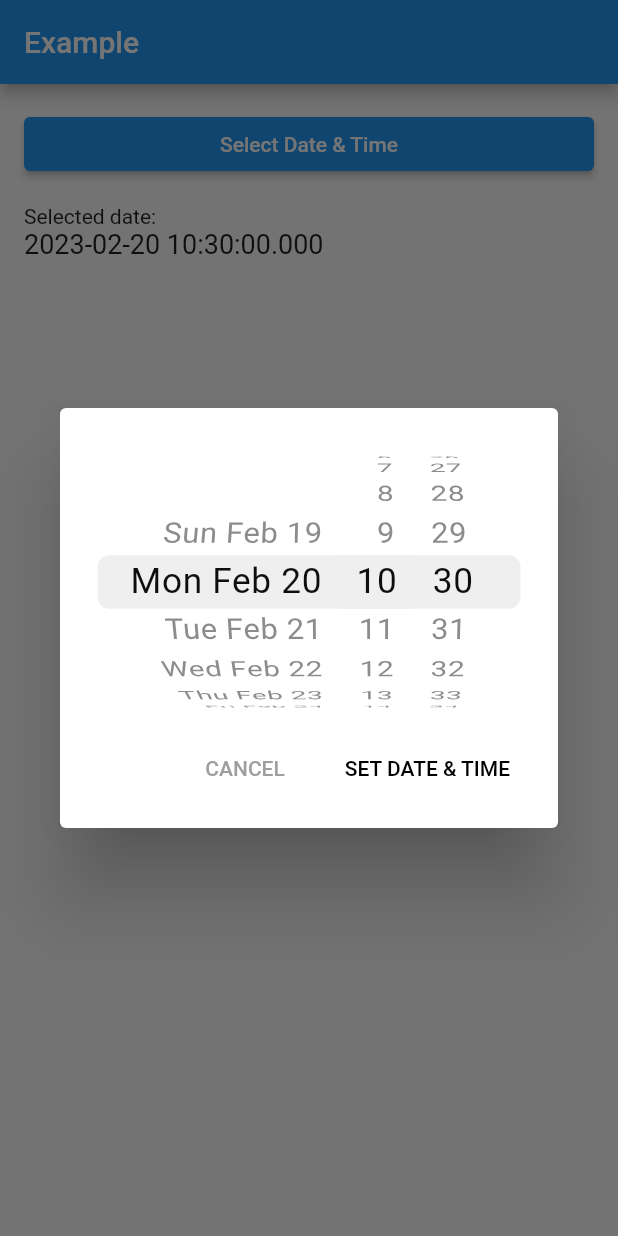
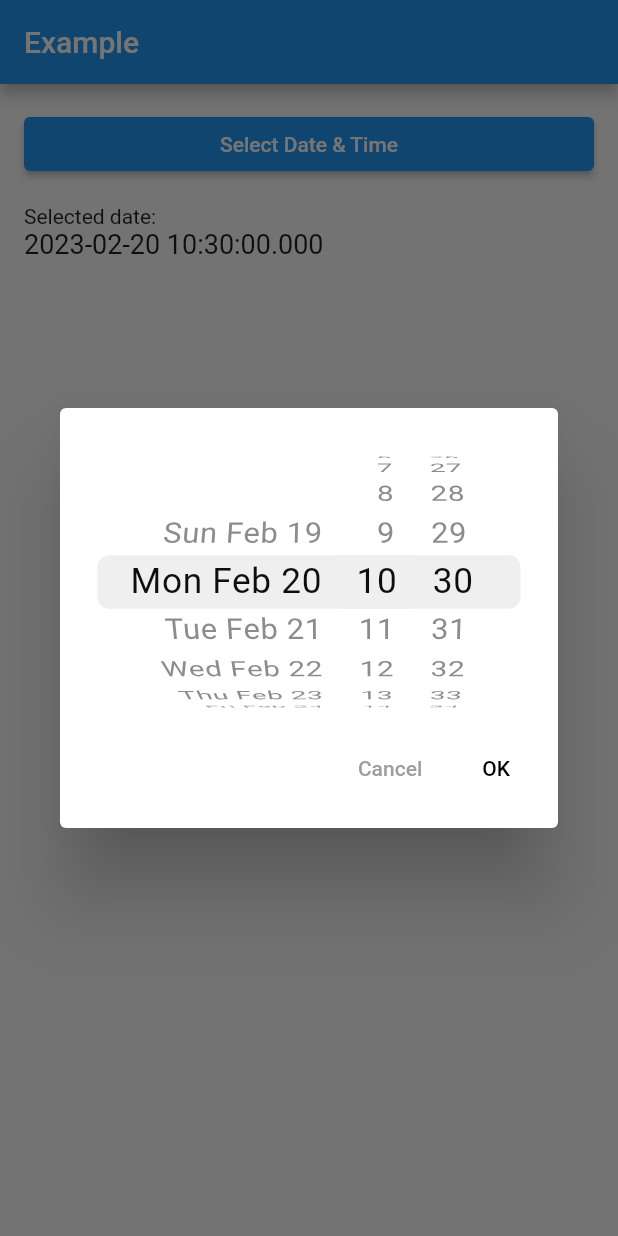
Before and after one commit to LazyMink/SpinnerDateTimePicker, a Flutter app: the screen it shows after launch, after a tap on "Select Date & Time", on a phone screen of 412 x 824 dp. Run offline on Flutter 3.47's test engine with Material 2 defaults, Android fonts, the phone set to English and light mode, and no system bars.

Commit message:
Changed button titles to localized "OK" and "Cancel".

```diff
--- a/lib/src/spinner_date_time_picker.dart
+++ b/lib/src/spinner_date_time_picker.dart
@@ -88,9 +88,6 @@ class _SpinnerDateTimePickerState extends State<SpinnerDateTimePicker> {
     );
   }
 
-  /// changes the button text based picker mode
-  var buttonTitle = "SET DATE";
-
   /// check if mobile to change the scroll behavior based on mouse or touch
   bool isMobile = false;
 
@@ -103,18 +100,12 @@ class _SpinnerDateTimePickerState extends State<SpinnerDateTimePicker> {
         defaultTargetPlatform == TargetPlatform.android) {
       isMobile = true;
     }
-
-    if (widget.mode == CupertinoDatePickerMode.date) {
-      buttonTitle = "SET DATE";
-    } else if (widget.mode == CupertinoDatePickerMode.time) {
-      buttonTitle = "SET TIME";
-    } else if (widget.mode == CupertinoDatePickerMode.dateAndTime) {
-      buttonTitle = "SET DATE & TIME";
-    }
   }
 
   @override
   Widget build(BuildContext context) {
+    final MaterialLocalizations localizations = MaterialLocalizations.of(context);
+
     return SizedBox(
       width: kIsWeb ? 320 : double.infinity,
       child: Column(
@@ -166,8 +157,8 @@ class _SpinnerDateTimePickerState extends State<SpinnerDateTimePicker> {
                           ),
                         ),
                       ),
-                      child: const Text(
-                        "CANCEL",
+                      child: Text(
+                        localizations.cancelButtonLabel,
                         style: TextStyle(
                           color: Colors.grey,
                         ),
@@ -193,7 +184,7 @@ class _SpinnerDateTimePickerState extends State<SpinnerDateTimePicker> {
                         ),
                       ),
                       child: Text(
-                        buttonTitle,
+                        localizations.okButtonLabel,
                         style: const TextStyle(
                           color: Colors.black,
                         ),
```
